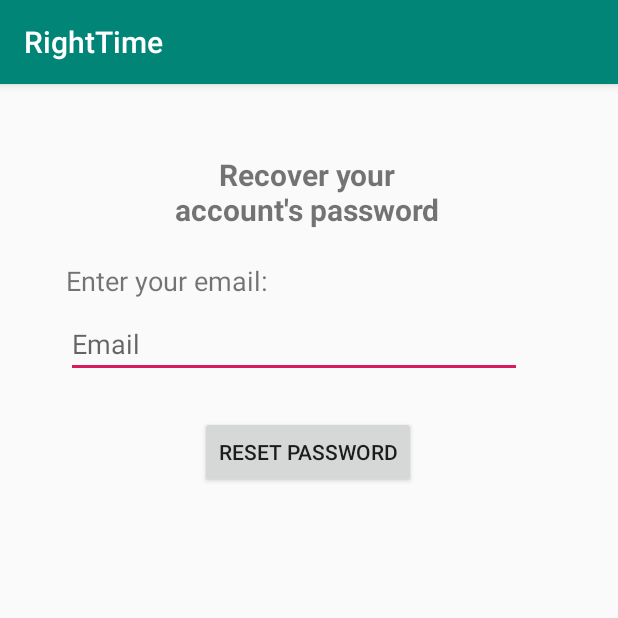
After one commit to emamex98/MobileDevProject, an Android app: the ForgotPassword screen opened directly, with no data from a screen before it, on a phone screen of 412 x 824 dp, the top half of it. The commit adds this screen. Run offline under Robolectric (Android 15) with nearby library versions, the phone set to English and light mode, and no system bars; our stand-ins replace Firebase (no records; nobody signed in at launch, a user with empty details on screens opened directly).

Commit message:
Added option to recover password

```diff
--- /dev/null
+++ b/RightTime/app/src/main/java/xyz/nuel/righttime/ForgotPassword.java
@@ -0,0 +1,47 @@
+package xyz.nuel.righttime;
+
+import android.support.annotation.NonNull;
+import android.support.v7.app.AppCompatActivity;
+import android.os.Bundle;
+import android.view.View;
+import android.widget.TextView;
+import android.widget.Toast;
+
+import com.google.android.gms.tasks.OnCompleteListener;
+import com.google.android.gms.tasks.Task;
+import com.google.firebase.auth.FirebaseAuth;
+
+public class ForgotPassword extends AppCompatActivity {
+
+    private FirebaseAuth firebaseAuth;
+    private TextView emailInput;
+    private String emailAddress;
+
+    @Override
+    protected void onCreate(Bundle savedInstanceState) {
+        super.onCreate(savedInstanceState);
+        setContentView(R.layout.activity_forgot_password);
+
+        emailInput = findViewById(R.id.emailForgotPass);
+    }
+
+    public void resetPassword(View v){
+
+        emailAddress = emailInput.getText().toString();
+
+        firebaseAuth = FirebaseAuth.getInstance();
+        firebaseAuth.sendPasswordResetEmail(emailAddress).addOnCompleteListener(new OnCompleteListener<Void>() {
+            @Override
+            public void onComplete(@NonNull Task<Void> task) {
+                if (task.isSuccessful()) {
+                    // do something when mail was sent successfully.
+                    Toast.makeText(ForgotPassword.this, "An email has been sent to " + emailAddress + " with instructions on how to recover your password.", Toast.LENGTH_LONG).show();
+                } else {
+                    // ...
+                    Toast.makeText(ForgotPassword.this, "No account associated with the specified email address was found.", Toast.LENGTH_LONG).show();
+                }
+            }
+        });
+
+    }
+}
--- /dev/null
+++ b/RightTime/app/src/main/res/layout/activity_forgot_password.xml
@@ -0,0 +1,59 @@
+<?xml version="1.0" encoding="utf-8"?>
+<android.support.constraint.ConstraintLayout xmlns:android="http://schemas.android.com/apk/res/android"
+    xmlns:app="http://schemas.android.com/apk/res-auto"
+    xmlns:tools="http://schemas.android.com/tools"
+    android:layout_width="match_parent"
+    android:layout_height="match_parent"
+    tools:context=".ForgotPassword">
+
+    <EditText
+        android:id="@+id/emailForgotPass"
+        android:layout_width="304dp"
+        android:layout_height="43dp"
+        android:layout_marginStart="44dp"
+        android:layout_marginLeft="44dp"
+        android:layout_marginTop="9dp"
+        android:ems="10"
+        android:hint="Email"
+        android:inputType="textEmailAddress"
+        app:layout_constraintStart_toStartOf="parent"
+        app:layout_constraintTop_toBottomOf="@+id/textView5" />
+
+    <TextView
+        android:id="@+id/textView4"
+        android:layout_width="182dp"
+        android:layout_height="58dp"
+        android:layout_marginStart="114dp"
+        android:layout_marginLeft="114dp"
+        android:layout_marginTop="43dp"
+        android:gravity="center"
+        android:text="Recover your account's password"
+        android:textSize="20sp"
+        android:textStyle="bold"
+        app:layout_constraintStart_toStartOf="parent"
+        app:layout_constraintTop_toTopOf="parent" />
+
+    <TextView
+        android:id="@+id/textView5"
+        android:layout_width="wrap_content"
+        android:layout_height="wrap_content"
+        android:layout_marginStart="44dp"
+        android:layout_marginLeft="44dp"
+        android:layout_marginTop="17dp"
+        android:text="Enter your email:"
+        android:textSize="18sp"
+        app:layout_constraintStart_toStartOf="parent"
+        app:layout_constraintTop_toBottomOf="@+id/textView4" />
+
+    <Button
+        android:id="@+id/btReset"
+        android:layout_width="wrap_content"
+        android:layout_height="wrap_content"
+        android:layout_marginStart="133dp"
+        android:layout_marginLeft="133dp"
+        android:layout_marginTop="25dp"
+        android:onClick="resetPassword"
+        android:text="Reset Password"
+        app:layout_constraintStart_toStartOf="parent"
+        app:layout_constraintTop_toBottomOf="@+id/emailForgotPass" />
+</android.support.constraint.ConstraintLayout>
```
Also changed, not shown: RightTime/app/src/main/AndroidManifest.xml (+15 -6 lines), RightTime/app/src/main/java/xyz/nuel/righttime/HomeActivity.java (+2 -11 lines), RightTime/app/src/main/java/xyz/nuel/righttime/LoginActivity.java (+14 -5 lines), RightTime/app/src/main/java/xyz/nuel/righttime/PasscodeActivity.java (+15 -3 lines), RightTime/app/src/main/res/layout/activity_login.xml (+14 -0 lines), RightTime/app/src/main/res/layout/activity_passcode.xml (+14 -0 lines).
